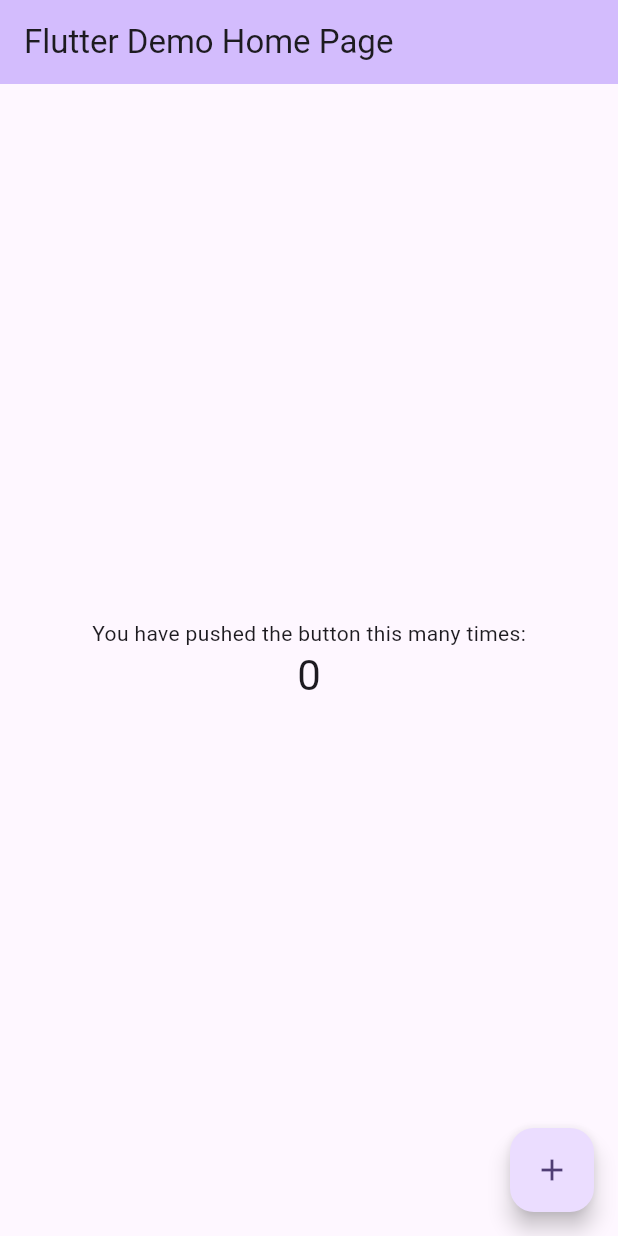
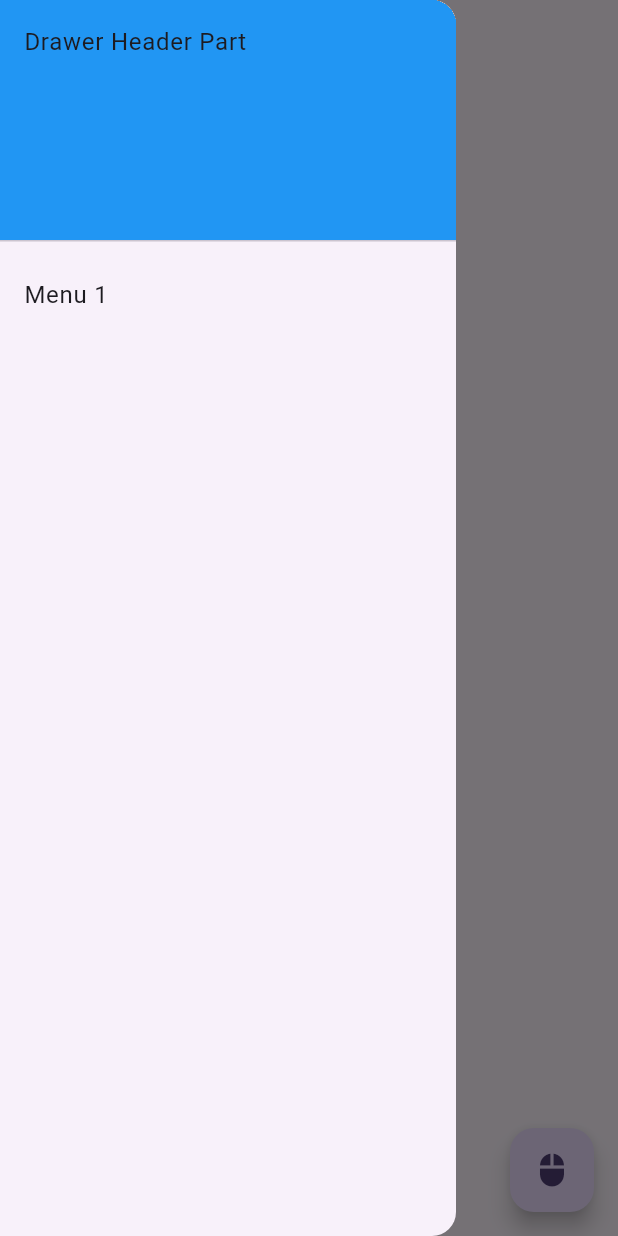
Before and after one commit to Aiden-ee/flutter_practice, a Flutter app: the screen it shows after launch, with the side drawer open (before the commit the screen has no drawer), on a phone screen of 412 x 824 dp. Run offline on Flutter 3.47's test engine with Material 3 defaults, Android fonts, the phone set to English and light mode, and no system bars.

Commit message:
chapter1

```diff
--- a/lib/main.dart
+++ b/lib/main.dart
@@ -31,95 +31,51 @@ class MyApp extends StatelessWidget {
         colorScheme: ColorScheme.fromSeed(seedColor: Colors.deepPurple),
         useMaterial3: true,
       ),
-      home: const MyHomePage(title: 'Flutter Demo Home Page'),
+      home: const MyHomePage(),
     );
   }
 }
 
 class MyHomePage extends StatefulWidget {
-  const MyHomePage({super.key, required this.title});
-
-  // This widget is the home page of your application. It is stateful, meaning
-  // that it has a State object (defined below) that contains fields that affect
-  // how it looks.
-
-  // This class is the configuration for the state. It holds the values (in this
-  // case the title) provided by the parent (in this case the App widget) and
-  // used by the build method of the State. Fields in a Widget subclass are
-  // always marked "final".
-
-  final String title;
+  const MyHomePage({super.key});
 
   @override
   State<MyHomePage> createState() => _MyHomePageState();
 }
 
 class _MyHomePageState extends State<MyHomePage> {
-  int _counter = 0;
-
-  void _incrementCounter() {
-    setState(() {
-      // This call to setState tells the Flutter framework that something has
-      // changed in this State, which causes it to rerun the build method below
-      // so that the display can reflect the updated values. If we changed
-      // _counter without calling setState(), then the build method would not be
-      // called again, and so nothing would appear to happen.
-      _counter++;
-    });
-  }
-
   @override
   Widget build(BuildContext context) {
-    // This method is rerun every time setState is called, for instance as done
-    // by the _incrementCounter method above.
-    //
-    // The Flutter framework has been optimized to make rerunning build methods
-    // fast, so that you can just rebuild anything that needs updating rather
-    // than having to individually change instances of widgets.
     return Scaffold(
       appBar: AppBar(
-        // TRY THIS: Try changing the color here to a specific color (to
-        // Colors.amber, perhaps?) and trigger a hot reload to see the AppBar
-        // change color while the other colors stay the same.
-        backgroundColor: Theme.of(context).colorScheme.inversePrimary,
-        // Here we take the value from the MyHomePage object that was created by
-        // the App.build method, and use it to set our appbar title.
-        title: Text(widget.title),
+        title: const Text('Flutter title'),
       ),
-      body: Center(
-        // Center is a layout widget. It takes a single child and positions it
-        // in the middle of the parent.
-        child: Column(
-          // Column is also a layout widget. It takes a list of children and
-          // arranges them vertically. By default, it sizes itself to fit its
-          // children horizontally, and tries to be as tall as its parent.
-          //
-          // Column has various properties to control how it sizes itself and
-          // how it positions its children. Here we use mainAxisAlignment to
-          // center the children vertically; the main axis here is the vertical
-          // axis because Columns are vertical (the cross axis would be
-          // horizontal).
-          //
-          // TRY THIS: Invoke "debug painting" (choose the "Toggle Debug Paint"
-          // action in the IDE, or press "p" in the console), to see the
-          // wireframe for each widget.
-          mainAxisAlignment: MainAxisAlignment.center,
-          children: <Widget>[
-            const Text(
-              'You have pushed the button this many times:',
+      drawer: Drawer(
+        child: ListView(
+          padding: EdgeInsets.zero,
+          children: const <Widget>[
+            DrawerHeader(
+              decoration: BoxDecoration(
+                color: Colors.blue,
+              ),
+              child: Text('Drawer Header Part'),
             ),
-            Text(
-              '$_counter',
-              style: Theme.of(context).textTheme.headlineMedium,
+            ListTile(
+              title: Text('Menu 1'),
             ),
           ],
         ),
       ),
+      body: const Center(
+        child: Text('Hello, world!'),
+      ),
       floatingActionButton: FloatingActionButton(
-        onPressed: _incrementCounter,
-        tooltip: 'Increment',
-        child: const Icon(Icons.add),
-      ), // This trailing comma makes auto-formatting nicer for build methods.
+        onPressed: () => print('Clicked'),
+        child: const Icon(Icons.mouse),
+
+      ),
+
+
     );
   }
 }
```
